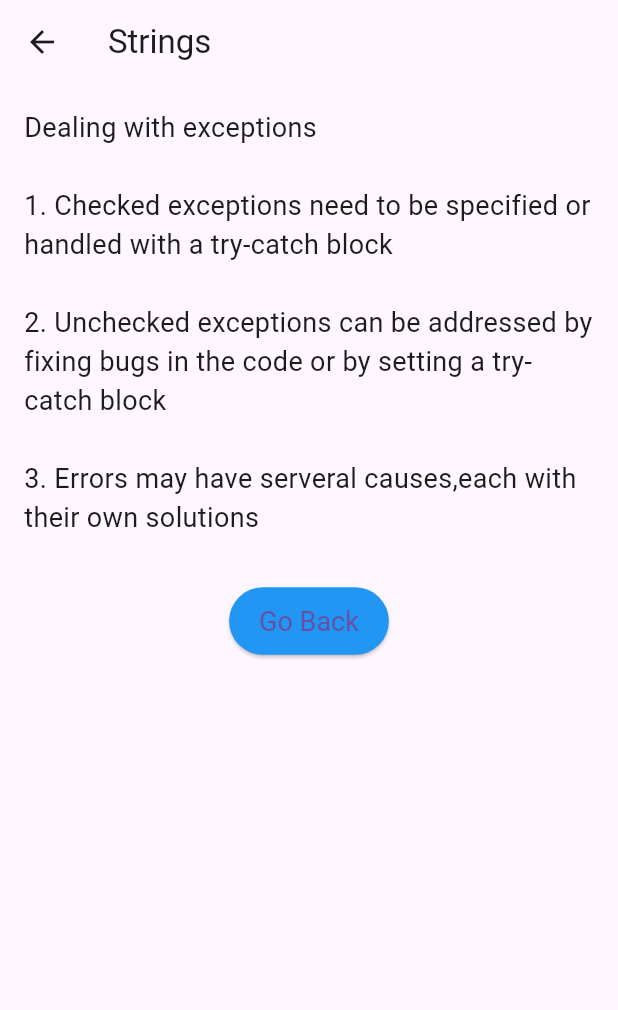
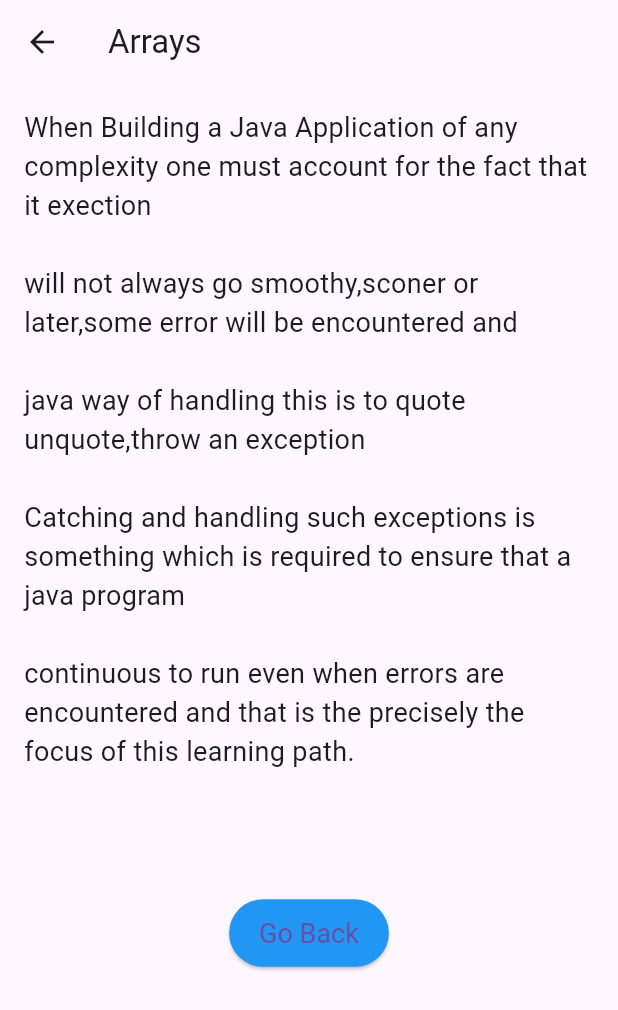
Before and after one commit to shiv9413/gkdownloader, a Flutter app: the TopicScreen screen opened directly, on a phone screen of 412 x 824 dp. Shown: the top 1010 px of the screen. Run offline on Flutter 3.47's test engine with Material 3 defaults, Android fonts, the phone set to English and light mode, and no system bars.

Commit message:
all three screen code set in homepage.dart file

```diff
--- a/lib/HomePage.dart
+++ b/lib/HomePage.dart
@@ -151,7 +151,27 @@ class TopicScreen extends StatelessWidget {
           ),
         ); // Replace this with the actual content of screen1.dart
     // Add cases for other topics as needed
-      case 'Arrays'
+      case 'Arrays':
+        return Container(
+          padding: EdgeInsets.all(16.0),
+          child: Text(
+            "When Building a Java Application of any complexity one must account for the fact that it exection\n\n"
+                "will not always go smoothy,sconer or later,some error will be encountered and \n\n"
+                "java way of handling this is to quote unquote,throw an exception \n\n"
+                "Catching and handling such exceptions is something which is required to ensure that a java program \n\n"
+                "continuous to run even when errors are encountered and that is the precisely the focus of this learning path.\n\n",
+            style: TextStyle(fontSize: 18.0),
+          ),
+        );
+      case 'Loops':
+        return Container(
+            padding: EdgeInsets.all(16.0),
+          child: Text(
+            "an Example of a try-catch block \n\n"
+                "double [] prices = { 5.90, 18.99, 22.2, 88.1 }; \n",
+            style: TextStyle(fontSize: 18.0),
+          ),
+        );
       default:
         return Container(); // Empty container for unknown topics
     }
```
